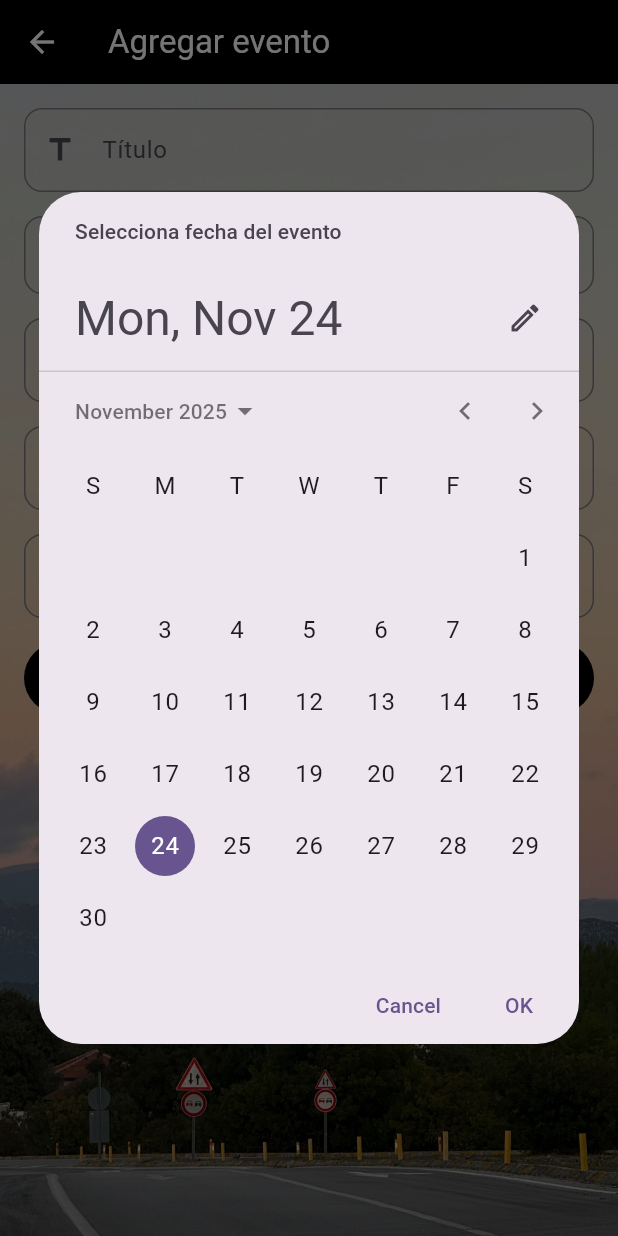
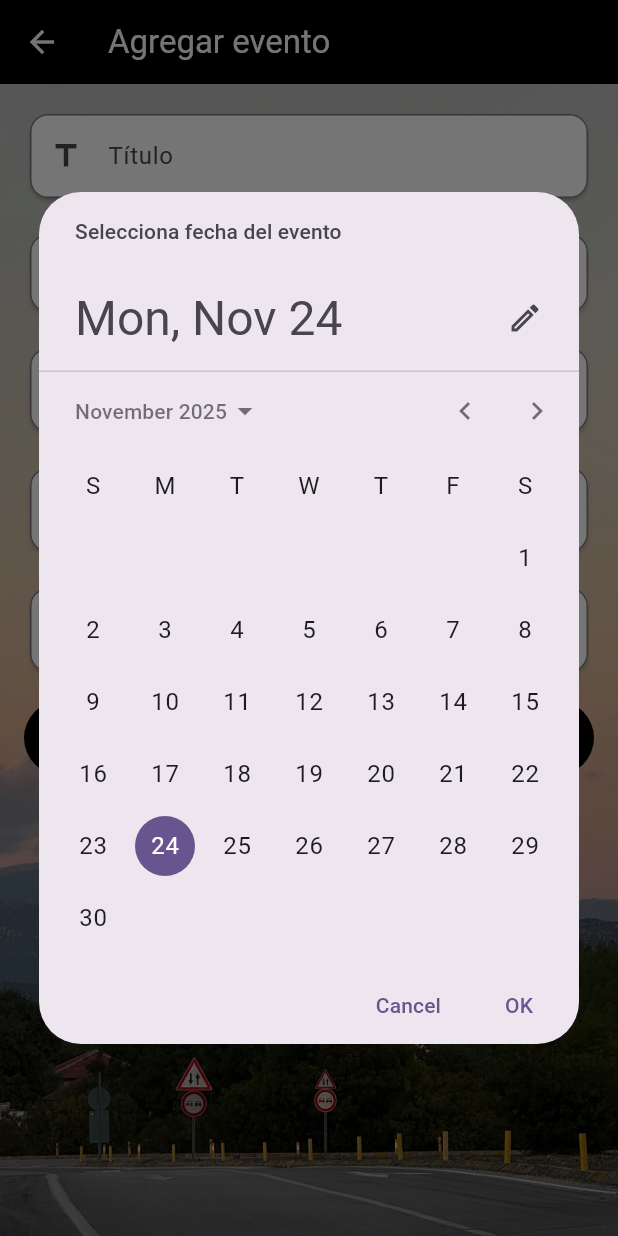
Before and after one commit to Fyzzsw/ProyectoMoviles20205, a Flutter app: the AgregarEvento screen opened directly, after a tap on "Toca para seleccionar", on a phone screen of 412 x 824 dp. Run offline on Flutter 3.47's test engine with Material 3 defaults, Android fonts, the phone set to English and light mode, and no system bars; our stand-ins replace cloud_firestore, firebase_auth, firebase_core, flutter_slidable, google_sign_in, material_design_icons_flutter; accounts and stored records are empty.

Commit message:
feat: proyecto remasterizado

```diff
--- a/proyecto_moviles_fernandoramirez2025/lib/pages/agregar_evento.dart
+++ b/proyecto_moviles_fernandoramirez2025/lib/pages/agregar_evento.dart
@@ -52,7 +52,9 @@ class _AgregarEventoState extends State<AgregarEvento> {
             child: ListView(
               children: [
                 //Titulo
-                TextFormField(
+                Card(
+                  color: Colores.kbackground,
+                  child: TextFormField(
                     controller: tituloCtrl,
                     decoration: InputDecoration(
                       labelText: "Título",
@@ -66,9 +68,12 @@ class _AgregarEventoState extends State<AgregarEvento> {
                       return null;
                     },
                   ),
+                ),
                 SizedBox(height: 16),
                 //Fecha
-                InkWell(
+                Card(
+                  color: Colores.kbackground,
+                  child: InkWell(
                     onTap: pickFecha,
                     borderRadius: BorderRadius.circular(12),
                     child: InputDecorator(
@@ -84,9 +89,12 @@ class _AgregarEventoState extends State<AgregarEvento> {
                       ),
                     ),
                   ),
+                ),
                 SizedBox(height: 16),
                 //Lugar
-                TextFormField(
+                Card(
+                  color: Colores.kbackground,
+                  child: TextFormField(
                     controller: lugarCtrl,
                     decoration: InputDecoration(
                       labelText: "Lugar",
@@ -100,13 +108,17 @@ class _AgregarEventoState extends State<AgregarEvento> {
                       return null;
                     },
                   ),
+                ),
                 SizedBox(height: 16),
 
                 //Categoria
-                FutureBuilder<QuerySnapshot>(
+                Card(
+                  color: Colores.kbackground,
+                  child: FutureBuilder<QuerySnapshot>(
                     future: FsService().categorias(),
                     builder: (context, snapshot) {
-                    if (!snapshot.hasData || snapshot.connectionState == ConnectionState.waiting) {
+                      if (!snapshot.hasData ||
+                          snapshot.connectionState == ConnectionState.waiting) {
                         return Center(child: LinearProgressIndicator());
                       }
                       var categorias = snapshot.data!.docs;
@@ -134,9 +146,12 @@ class _AgregarEventoState extends State<AgregarEvento> {
                       );
                     },
                   ),
+                ),
                 SizedBox(height: 16),
                 //Autor
-                TextFormField(
+                Card(
+                  color: Colores.kbackground,
+                  child: TextFormField(
                     controller: autorCtrl,
                     decoration: InputDecoration(
                       labelText: "Autor",
@@ -150,9 +165,10 @@ class _AgregarEventoState extends State<AgregarEvento> {
                       return null;
                     },
                   ),
-                SizedBox(height: 16),
+                ),
+                SizedBox(height: 15),
                 SizedBox(
-                  height: 48,
+                  height: 50,
                   child: FilledButton(
                     style: FilledButton.styleFrom(backgroundColor: Colores.kprimary),
                     onPressed: () async {
--- a/proyecto_moviles_fernandoramirez2025/lib/services/auth_service.dart
+++ b/proyecto_moviles_fernandoramirez2025/lib/services/auth_service.dart
@@ -11,6 +11,9 @@ class AuthService {
 
   Future<UserCredential?> signInWithGoogle() async {
     try {
+      //Forzar el diálogo de selección de cuenta cerrando cualquier sesión previa
+      await GoogleSignIn().signOut();
+
       final GoogleSignInAccount? googleUser = await GoogleSignIn().signIn();
 
       if (googleUser == null) return null;
```
Also changed, not shown: proyecto_moviles_fernandoramirez2025/lib/pages/detalle_evento.dart (+26 -21 lines), proyecto_moviles_fernandoramirez2025/pubspec.yaml (+9 -0 lines), proyecto_moviles_fernandoramirez2025/assets/LogoFinishfinal.png (added), proyecto_moviles_fernandoramirez2025/pubspec.lock, 36 other files. Lines whose indentation alone changed are shown as unchanged.
